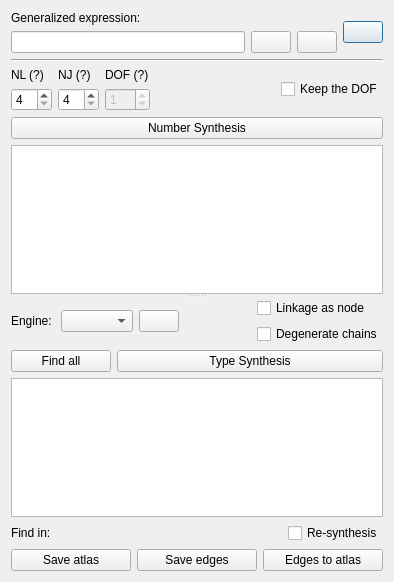
Qt form core/synthesis/NumberAndTypeSynthesis/Permutations.ui (KmolYuan/Pyslvs-UI) before a commit.
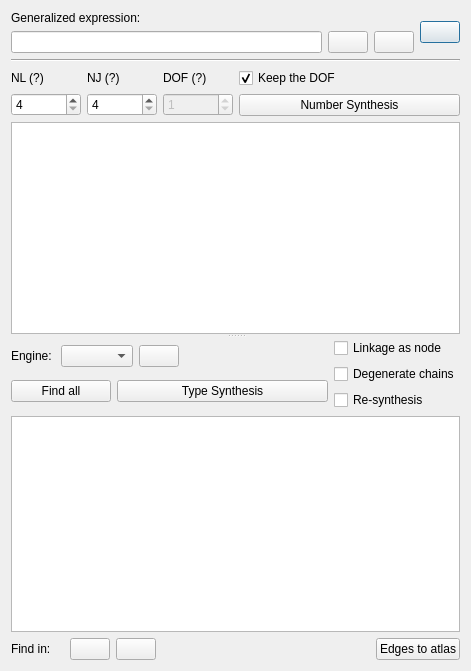
The same form after that commit. Icons and pictures are not drawn.

```diff
--- a/core/synthesis/NumberAndTypeSynthesis/Permutations.ui
+++ b/core/synthesis/NumberAndTypeSynthesis/Permutations.ui
@@ -6,8 +6,8 @@
    <rect>
     <x>0</x>
     <y>0</y>
-    <width>394</width>
-    <height>582</height>
+    <width>471</width>
+    <height>671</height>
    </rect>
   </property>
   <property name="windowTitle">
@@ -17,7 +17,7 @@
    <iconset resource="../../../icons.qrc">
     <normaloff>:/icons/NumberAndTypeSynthesis.png</normaloff>:/icons/NumberAndTypeSynthesis.png</iconset>
   </property>
-  <layout class="QVBoxLayout" name="verticalLayout_5">
+  <layout class="QVBoxLayout" name="verticalLayout_7">
    <item>
     <layout class="QHBoxLayout" name="horizontalLayout_3">
      <item>
@@ -170,18 +170,7 @@
           </layout>
          </item>
          <item>
-          <spacer name="horizontalSpacer_2">
-           <property name="orientation">
-            <enum>Qt::Horizontal</enum>
-           </property>
-           <property name="sizeHint" stdset="0">
-            <size>
-             <width>40</width>
-             <height>20</height>
-            </size>
-           </property>
-          </spacer>
-         </item>
+          <layout class="QVBoxLayout" name="verticalLayout_5">
          <item>
           <widget class="QCheckBox" name="keep_dof">
            <property name="statusTip">
@@ -190,9 +179,10 @@
            <property name="text">
             <string>Keep the DOF</string>
            </property>
-          </widget>
-         </item>
-        </layout>
+             <property name="checked">
+              <bool>true</bool>
+             </property>
+            </widget>
        </item>
        <item>
         <widget class="QPushButton" name="Combine_number">
@@ -207,6 +197,10 @@
          </property>
         </widget>
        </item>
+          </layout>
+         </item>
+        </layout>
+       </item>
        <item>
         <widget class="QListWidget" name="Expression_number"/>
        </item>
@@ -215,6 +209,10 @@
      <widget class="QWidget" name="verticalLayoutWidget_2">
       <layout class="QVBoxLayout" name="verticalLayout_3">
        <item>
+        <layout class="QHBoxLayout" name="horizontalLayout_7">
+         <item>
+          <layout class="QVBoxLayout" name="verticalLayout_6">
+           <item>
         <layout class="QHBoxLayout" name="horizontalLayout">
          <item>
           <widget class="QLabel" name="graph_engine_text">
@@ -260,30 +258,6 @@
            </property>
           </spacer>
          </item>
-         <item>
-          <layout class="QVBoxLayout" name="verticalLayout">
-           <item>
-            <widget class="QCheckBox" name="graph_link_as_node">
-             <property name="statusTip">
-              <string>Show the edges as nodes.</string>
-             </property>
-             <property name="text">
-              <string>Linkage as node</string>
-             </property>
-            </widget>
-           </item>
-           <item>
-            <widget class="QCheckBox" name="graph_degenerate">
-             <property name="statusTip">
-              <string>Keep degenerate chains in the result.</string>
-             </property>
-             <property name="text">
-              <string>Degenerate chains</string>
-             </property>
-            </widget>
-           </item>
-          </layout>
-         </item>
         </layout>
        </item>
        <item>
@@ -322,6 +296,44 @@
          </item>
         </layout>
        </item>
+          </layout>
+         </item>
+         <item>
+          <layout class="QVBoxLayout" name="verticalLayout">
+           <item>
+            <widget class="QCheckBox" name="graph_link_as_node">
+             <property name="statusTip">
+              <string>Show the edges as nodes.</string>
+             </property>
+             <property name="text">
+              <string>Linkage as node</string>
+             </property>
+            </widget>
+           </item>
+           <item>
+            <widget class="QCheckBox" name="graph_degenerate">
+             <property name="statusTip">
+              <string>Keep degenerate chains in the result.</string>
+             </property>
+             <property name="text">
+              <string>Degenerate chains</string>
+             </property>
+            </widget>
+           </item>
+           <item>
+            <widget class="QCheckBox" name="save_edges_auto">
+             <property name="statusTip">
+              <string>Re-synthesis when save actions.</string>
+             </property>
+             <property name="text">
+              <string>Re-synthesis</string>
+             </property>
+            </widget>
+           </item>
+          </layout>
+         </item>
+        </layout>
+       </item>
        <item>
         <widget class="QListWidget" name="Topologic_result">
          <property name="contextMenuPolicy">
@@ -351,7 +363,7 @@
         </widget>
        </item>
        <item>
-        <layout class="QHBoxLayout" name="horizontalLayout_7">
+        <layout class="QHBoxLayout" name="horizontalLayout_6">
          <item>
           <widget class="QLabel" name="time_title_label">
            <property name="text">
@@ -363,40 +375,10 @@
           <widget class="QLabel" name="time_label"/>
          </item>
          <item>
-          <spacer name="horizontalSpacer_3">
-           <property name="orientation">
-            <enum>Qt::Horizontal</enum>
-           </property>
-           <property name="sizeHint" stdset="0">
-            <size>
-             <width>40</width>
-             <height>20</height>
-            </size>
-           </property>
-          </spacer>
-         </item>
-         <item>
-          <widget class="QCheckBox" name="save_edges_auto">
-           <property name="statusTip">
-            <string>Re-synthesis when save actions.</string>
-           </property>
-           <property name="text">
-            <string>Re-synthesis</string>
-           </property>
-          </widget>
-         </item>
-        </layout>
-       </item>
-       <item>
-        <layout class="QHBoxLayout" name="horizontalLayout_6">
-         <item>
           <widget class="QPushButton" name="save_atlas">
            <property name="statusTip">
             <string>Save the atlas to image file.</string>
            </property>
-           <property name="text">
-            <string>Save atlas</string>
-           </property>
            <property name="icon">
             <iconset resource="../../../icons.qrc">
              <normaloff>:/icons/picture.png</normaloff>:/icons/picture.png</iconset>
@@ -408,15 +390,25 @@
            <property name="statusTip">
             <string>Save the edges of atlas to text file.</string>
            </property>
-           <property name="text">
-            <string>Save edges</string>
-           </property>
            <property name="icon">
             <iconset resource="../../../icons.qrc">
              <normaloff>:/icons/properties.png</normaloff>:/icons/properties.png</iconset>
            </property>
           </widget>
          </item>
+         <item>
+          <spacer name="horizontalSpacer_2">
+           <property name="orientation">
+            <enum>Qt::Horizontal</enum>
+           </property>
+           <property name="sizeHint" stdset="0">
+            <size>
+             <width>40</width>
+             <height>20</height>
+            </size>
+           </property>
+          </spacer>
+         </item>
          <item>
           <widget class="QPushButton" name="Edges_to_altas">
            <property name="statusTip">
```
Left out of the diff: 2 changed lines with no effect on the pictures. Lines whose indentation alone changed are shown as unchanged.
